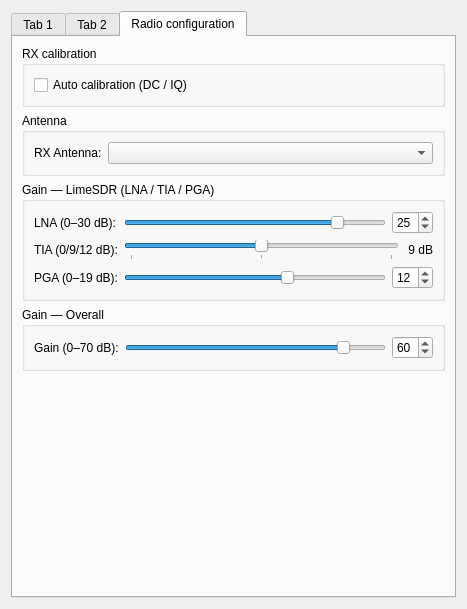
This is src/UI/cusdr_radiosettingswidget.ui in zl2brg/cudaSDR as Qt 5 draws it before an edit. The edited form follows.
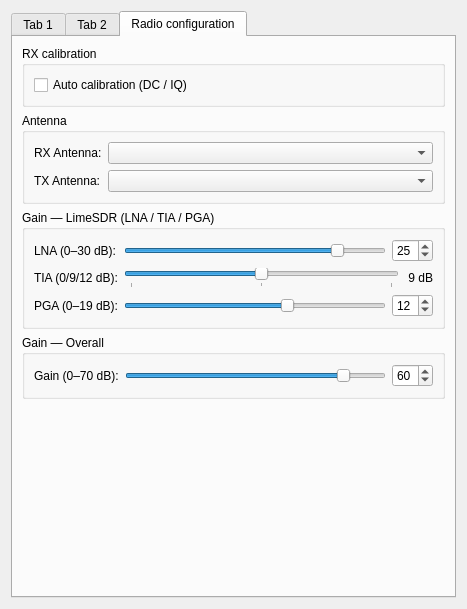
This is the edited form. The open tabs and pages were chosen to show the change.

Commit message:
Add Soapy TX antenna selection and drive-level TX gain control.
This wires TX antenna selection into the radio config UI and maps the main drive slider to live Soapy TX gain updates so transmit setup is explicit and responsive.

What changed in the file:
```diff
--- a/src/UI/cusdr_radiosettingswidget.ui
+++ b/src/UI/cusdr_radiosettingswidget.ui
@@ -252,15 +252,15 @@
          <property name="title">
           <string>Antenna</string>
          </property>
-         <layout class="QHBoxLayout" name="antennaHLayout">
-          <item>
+         <layout class="QFormLayout" name="antennaFormLayout">
+          <item row="0" column="0">
            <widget class="QLabel" name="antennaLabel">
             <property name="text">
              <string>RX Antenna:</string>
             </property>
            </widget>
           </item>
-          <item>
+          <item row="0" column="1">
            <widget class="QComboBox" name="antennaCombo">
             <property name="sizePolicy">
              <sizepolicy hsizetype="Expanding" vsizetype="Fixed">
@@ -270,6 +270,23 @@
             </property>
            </widget>
           </item>
+          <item row="1" column="0">
+           <widget class="QLabel" name="txAntennaLabel">
+            <property name="text">
+             <string>TX Antenna:</string>
+            </property>
+           </widget>
+          </item>
+          <item row="1" column="1">
+           <widget class="QComboBox" name="txAntennaCombo">
+            <property name="sizePolicy">
+             <sizepolicy hsizetype="Expanding" vsizetype="Fixed">
+              <horstretch>1</horstretch>
+              <verstretch>0</verstretch>
+             </sizepolicy>
+            </property>
+           </widget>
+          </item>
          </layout>
         </widget>
        </item>
```
The commit also changes 8 other files.
